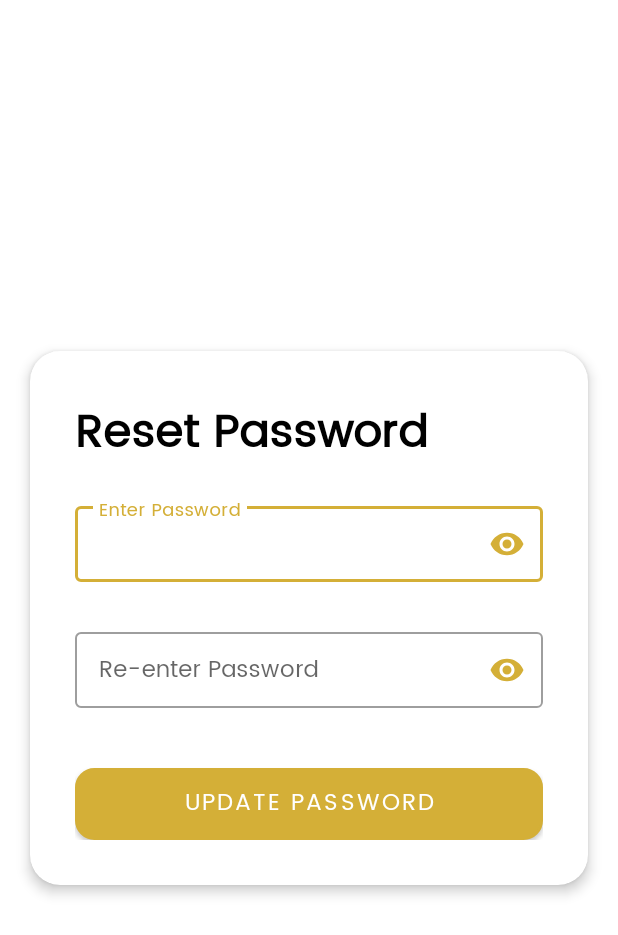
After one commit to jisunski02/Libroom, an Android app: the ResetPasswordActivity screen opened directly, with no data from a screen before it, on a phone screen of 412 x 824 dp. The commit adds this screen. Shown: the top 935 px of the screen. Run offline under Robolectric (Android 15) with nearby library versions, the phone set to English and light mode, and no system bars; our stand-ins replace Volley; network calls fail.

Commit message:
new update
Reset Password(Student, Faculty)

View Returned, Borrowed and Reserve Books(Student, Faculty)

```diff
--- a/LibraryApp/app/src/main/java/edu/ucu/libraryapp/AppUtils.java
+++ b/LibraryApp/app/src/main/java/edu/ucu/libraryapp/AppUtils.java
@@ -21,7 +21,8 @@ public class AppUtils {
     public static String STUDENT_RESERVE_BOOK_ENDPOINT = BASE_URL+ "borrowbook.php";
     public static String FACULTY_RESERVE_BOOK_ENDPOINT = BASE_URL+ "borrowbook2.php";
     public static String VIEW_STUDENT_RESERVATION_ENDPOINT = BASE_URL+ "viewreservation.php?";
-    public static String VIEW_FACULTY_RESERVATION_ENDPOINT = BASE_URL+ "viewreservation2.php?";
+    public static String VIEW_FACULTY_RESERVATION_ENDPOINT = BASE_URL+ "viewreservationfaculty.php?";
+    public static String UPDATE_PASSWORD_ENDPOINT = BASE_URL+ "updatePassword.php";
 
     public static void gotoActivity(Activity fromActivity, Class<?> toActivity){
         Intent intent = new Intent(fromActivity, toActivity);
--- a/LibraryApp/app/src/main/java/edu/ucu/libraryapp/fragments/HomeFragment.java
+++ b/LibraryApp/app/src/main/java/edu/ucu/libraryapp/fragments/HomeFragment.java
@@ -58,6 +58,10 @@ public class HomeFragment extends Fragment {
         binding = FragmentHomeBinding.inflate(inflater,container,false);
 
         viewSection();
+
+        binding.pdfSection.setOnClickListener(v->{
+            AppUtils.toastMessage(requireActivity(), "Not available yet.");
+        });
 
         return binding.getRoot();
 
--- /dev/null
+++ b/LibraryApp/app/src/main/res/layout/activity_reset_password.xml
@@ -0,0 +1,117 @@
+<?xml version="1.0" encoding="utf-8"?>
+<androidx.constraintlayout.widget.ConstraintLayout xmlns:android="http://schemas.android.com/apk/res/android"
+    xmlns:app="http://schemas.android.com/apk/res-auto"
+    xmlns:tools="http://schemas.android.com/tools"
+    android:layout_width="match_parent"
+    android:layout_height="match_parent"
+    tools:context=".ResetPasswordActivity">
+
+
+    <androidx.cardview.widget.CardView
+        android:layout_width="match_parent"
+        android:layout_height="wrap_content"
+        android:layout_margin="20dp"
+        app:cardCornerRadius="20dp"
+        android:elevation="5dp"
+        app:cardElevation="5dp"
+        app:layout_constraintBottom_toBottomOf="parent"
+        app:layout_constraintTop_toTopOf="parent"
+        app:layout_constraintStart_toStartOf="parent"
+        app:layout_constraintEnd_toEndOf="parent">
+
+        <LinearLayout
+            android:id="@+id/linear_bg2"
+            android:layout_width="match_parent"
+            android:layout_height="wrap_content"
+            android:orientation="vertical"
+            android:gravity="center"
+            android:padding="30dp"
+            >
+
+            <TextView
+                android:layout_width="wrap_content"
+                android:layout_height="wrap_content"
+                android:textColor="@color/black"
+                android:textStyle="bold"
+                android:textSize="30sp"
+                android:layout_gravity="start"
+                android:text="Reset Password"/>
+
+            <TextView
+                android:id="@+id/password_error"
+                android:layout_width="wrap_content"
+                android:layout_height="wrap_content"
+                android:textColor="@color/red"
+                android:textSize="11sp"
+                android:layout_gravity="start" />
+
+            <com.google.android.material.textfield.TextInputLayout
+                style="@style/Widget.MaterialComponents.TextInputLayout.OutlinedBox.Dense"
+                android:layout_width="match_parent"
+                android:layout_height="wrap_content"
+                app:passwordToggleTint="@color/brownshade3"
+                android:hint="Enter Password"
+                app:passwordToggleEnabled="true">
+
+                <com.google.android.material.textfield.TextInputEditText
+                    android:id="@+id/student_password"
+                    android:layout_width="match_parent"
+                    android:layout_height="wrap_content"
+                    android:maxLines="1"
+                    android:textSize="15sp"
+                    android:inputType="textPassword"
+                    android:scrollHorizontally="true"
+                    android:textColor="@color/black"/>
+
+            </com.google.android.material.textfield.TextInputLayout>
+
+            <TextView
+                android:id="@+id/re_password_error"
+                android:layout_width="wrap_content"
+                android:layout_height="wrap_content"
+                android:textColor="@color/red"
+                android:textSize="11sp"
+                android:layout_gravity="start"
+                android:layout_marginTop="10dp" />
+
+            <com.google.android.material.textfield.TextInputLayout
+
+                style="@style/Widget.MaterialComponents.TextInputLayout.OutlinedBox.Dense"
+                android:layout_width="match_parent"
+                android:layout_height="wrap_content"
+                app:passwordToggleTint="@color/brownshade3"
+                android:hint="Re-enter Password"
+                app:passwordToggleEnabled="true">
+
+                <com.google.android.material.textfield.TextInputEditText
+                    android:id="@+id/student_reenter_password"
+                    android:layout_width="match_parent"
+                    android:layout_height="wrap_content"
+                    android:maxLines="1"
+                    android:textSize="15sp"
+                    android:inputType="textPassword"
+                    android:scrollHorizontally="true"
+                    android:textColor="@color/black"/>
+
+            </com.google.android.material.textfield.TextInputLayout>
+
+
+
+            <Button
+                android:id="@+id/btn_update_password"
+                android:layout_width="match_parent"
+                android:layout_height="wrap_content"
+                android:background="@drawable/bg_button"
+                android:text="UPDATE PASSWORD"
+                android:layout_marginTop="40dp"
+                android:textColor="@color/white"
+                android:textSize="15sp"
+                app:layout_constraintStart_toStartOf="parent"
+                app:layout_constraintEnd_toEndOf="parent"
+                app:layout_constraintBottom_toBottomOf="parent"
+                />
+
+        </LinearLayout>
+    </androidx.cardview.widget.CardView>
+
+</androidx.constraintlayout.widget.ConstraintLayout>
--- a/LibraryApp/app/src/main/res/layout/fragment_historyloggedin.xml
+++ b/LibraryApp/app/src/main/res/layout/fragment_historyloggedin.xml
@@ -145,6 +145,7 @@
                     android:layout_height="20dp"/>
 
                 <TextView
+                    android:id="@+id/tv_message"
                     android:layout_width="match_parent"
                     android:layout_height="wrap_content"
                     android:text="Loading reserved books..."
--- a/LibraryApp/app/src/main/res/values/colors.xml
+++ b/LibraryApp/app/src/main/res/values/colors.xml
@@ -12,6 +12,7 @@
     <color name="gray">#8B8A8A</color>
     <color name="brown">#814d2e</color>
     <color name="dark_brown">#371110</color>
+    <color name="red">#F44336</color>
     <color name="brownshade1">#FFFDDD</color>
     <color name="brownshade2">#FFF4C2</color>
     <color name="brownshade3">#D4AF37</color>
```
Also changed, not shown: LibraryApp/app/build.gradle (+16 -1 lines), LibraryApp/app/src/main/AndroidManifest.xml (+7 -0 lines), LibraryApp/app/src/main/java/edu/ucu/libraryapp/LoginActivity.java (+13 -6 lines), LibraryApp/app/src/main/java/edu/ucu/libraryapp/ResetPasswordActivity.java (added, +167 -0 lines), LibraryApp/app/src/main/java/edu/ucu/libraryapp/fragments/HistoryLoggedinFragment.java (+33 -16 lines), LibraryApp/app/src/main/java/edu/ucu/libraryapp/sharedpreferences/LoginSharedPrefManager.java (+29 -2 lines), LibraryApp/app/src/main/res/layout/activity_login.xml (+6 -3 lines), LibraryApp/app/src/main/res/layout/fragment_home.xml (+36 -9 lines).
